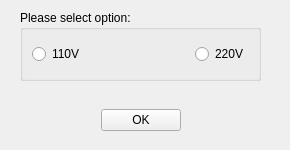
Old version of the form ServiceSW/Master/Components/DiagnosticsManufacturing/Forms/Select110v220vDialog.ui in the repository Liyezhong/Master.
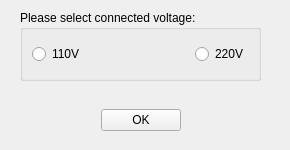
New version of the form.

Diff of the .ui file:
```diff
--- a/ServiceSW/Master/Components/DiagnosticsManufacturing/Forms/Select110v220vDialog.ui
+++ b/ServiceSW/Master/Components/DiagnosticsManufacturing/Forms/Select110v220vDialog.ui
@@ -29,7 +29,7 @@
     </rect>
    </property>
    <property name="title">
-    <string>Please select option:</string>
+    <string>Please select connected voltage:</string>
    </property>
    <layout class="QHBoxLayout" name="horizontalLayout_2">
     <item>
```
